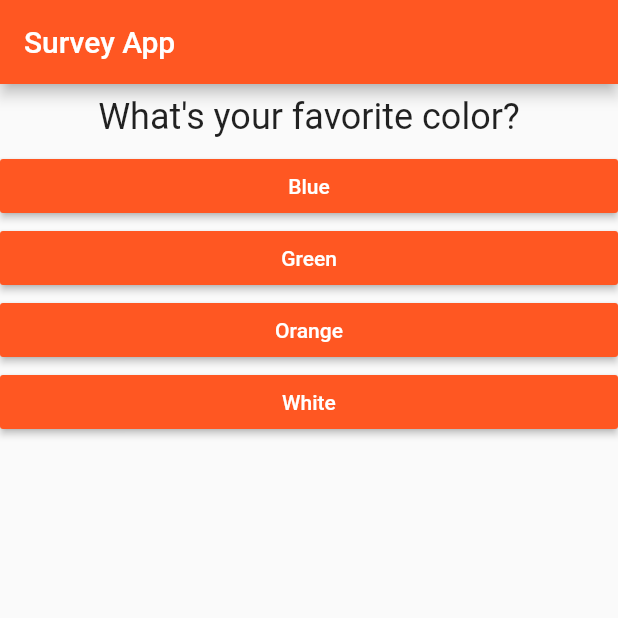
After one commit to martinstofko219/fc_survey, a Flutter app: the screen it shows after launch, on a phone screen of 412 x 824 dp, the top half of it. The commit adds this screen. Run offline on Flutter 3.47's test engine with Material 2 defaults, Android fonts, the phone set to English and light mode, and no system bars.

Commit message:
Updates and refactoring of the app.

```diff
--- a/lib/main.dart
+++ b/lib/main.dart
@@ -1,7 +1,7 @@
 import 'package:flutter/material.dart';
 
-import 'package:fc_survey/answer.dart';
-import 'package:fc_survey/question.dart';
+import 'quiz.dart';
+import 'result.dart';
 
 void main() => runApp(MyApp());
 
@@ -12,34 +12,40 @@ class MyApp extends StatefulWidget {
 
 class _MyAppState extends State<MyApp> {
   var _qIndex = 0;
-
-  @override
-  Widget build(BuildContext context) {
-    var questions = [
+  var _totalScore = 0;
+  static const _questions = [
     {
       'question': 'What\'s your favorite color?',
-        'answers': ['Blue', 'Green', 'Orange', 'White']
+      'answers': [
+        {'text': 'Blue', 'score': 9},
+        {'text': 'Green', 'score': 8},
+        {'text': 'Orange', 'score': 10},
+        {'text': 'White', 'score': 7},
+      ]
     },
     {
       'question': 'What\'s your favorite dog breed?',
       'answers': [
-          'German Shepherd Dog',
-          'German Shepherd Dog',
-          'German Shepherd Dog',
-          'German Shepherd Dog'
+        {'text': 'German Shepherd Dog', 'score': 10},
+        {'text': 'German Shepherd Dog', 'score': 10},
+        {'text': 'German Shepherd Dog', 'score': 10},
+        {'text': 'German Shepherd Dog', 'score': 10},
       ]
     },
     {
       'question': 'Who\'s your favorite Star Wars hero?',
       'answers': [
-          'Obi-Wan Kenobi',
-          'Luke Skywalker',
-          'Princess Leia',
-          'Han Solo'
+        {'text': 'Obi-Wan Kenobi', 'score': 10},
+        {'text': 'Luke Skywalker', 'score': 9},
+        {'text': 'Princess Leia', 'score': 8},
+        {'text': 'Han Solo', 'score': 8},
+        {'text': 'Chewbacca', 'score': 7},
       ]
     },
   ];
 
+  @override
+  Widget build(BuildContext context) {
     return MaterialApp(
       theme: ThemeData(
         brightness: Brightness.light,
@@ -49,20 +55,18 @@ class _MyAppState extends State<MyApp> {
         appBar: AppBar(
           title: Text('Survey App'),
         ),
-        body: Column(
-          children: <Widget>[
-            Question(questions[_qIndex]['question']),
-            ...(questions[_qIndex]['answers'] as List<String>)
-                .map((String a) => Answer(a, _answerQuestion))
-                .toList(),
-          ],
-        ),
+        body: (_qIndex < _questions.length)
+            ? Quiz(
+                question: _questions[_qIndex],
+                answerFunc: _answerQuestion,
+              )
+            : Result(_totalScore),
       ),
     );
   }
 
-  void _answerQuestion() {
+  void _answerQuestion(int score) {
+    _totalScore += score;
     setState(() => _qIndex++);
-    print(_qIndex);
   }
 }
--- /dev/null
+++ b/lib/quiz.dart
@@ -0,0 +1,24 @@
+import 'package:flutter/material.dart';
+
+import 'answer.dart';
+import 'question.dart';
+
+class Quiz extends StatelessWidget {
+  final Map<String, Object> question;
+  final Function(int) answerFunc;
+
+  Quiz({@required this.question, @required this.answerFunc});
+
+  @override
+  Widget build(BuildContext context) {
+    return Column(
+      children: <Widget>[
+        Question(question['question']),
+        ...(question['answers'] as List<Map<String, dynamic>>)
+            .map((Map<String, dynamic> a) =>
+                Answer(a['text'], () => answerFunc(a['score'])))
+            .toList(),
+      ],
+    );
+  }
+}
--- a/pubspec.yaml
+++ b/pubspec.yaml
@@ -14,7 +14,7 @@ description: A Flutter course survey app.
 version: 1.0.0+1
 
 environment:
-  sdk: ">=2.1.0 <3.0.0"
+  sdk: ">=2.2.2 <3.0.0"
 
 dependencies:
   flutter:
```
Also changed, not shown: lib/result.dart (added, +30 -0 lines). Lines whose indentation alone changed are shown as unchanged.
